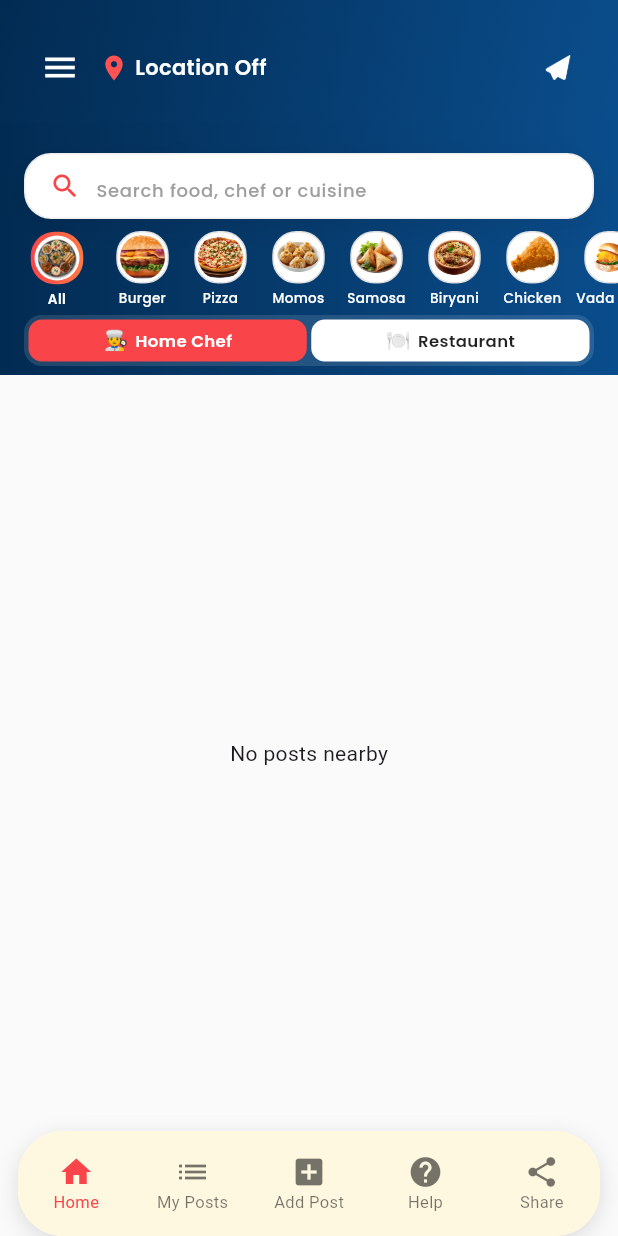
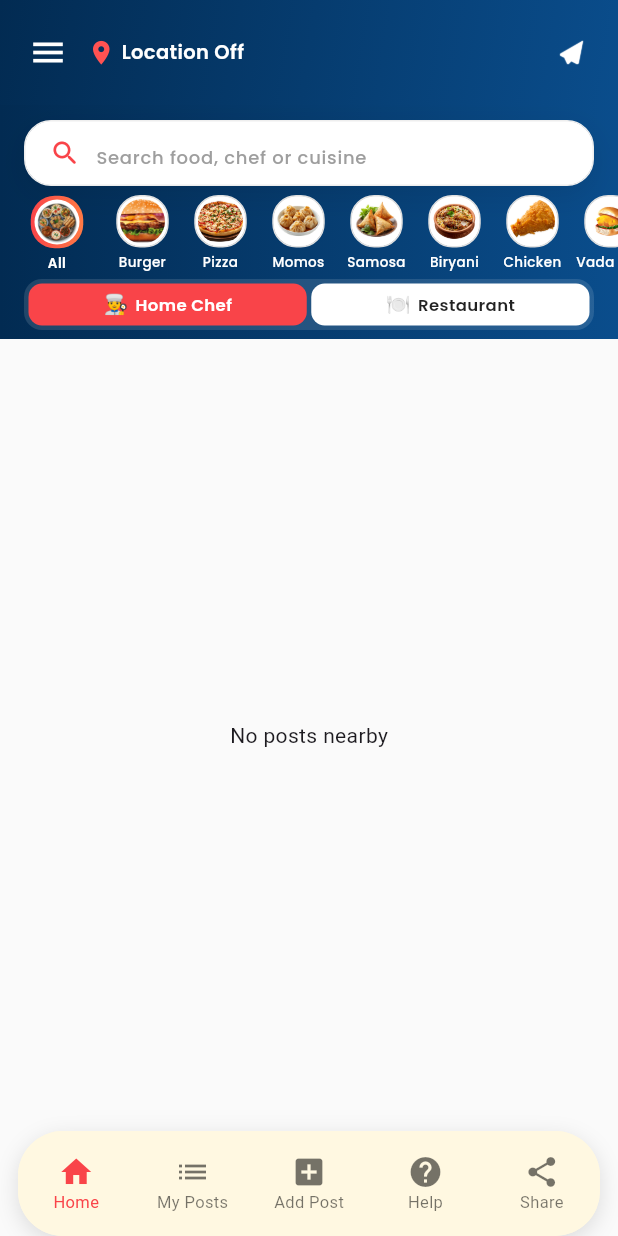
Before and after one commit to vickybaba424242-a11y/nearby_hungry_flutter, a Flutter app: the screen it shows once a user with an empty profile is signed in, on a phone screen of 412 x 824 dp. Run offline on Flutter 3.47's test engine with Material 3 defaults, Android fonts, the phone set to English and light mode, and no system bars; our stand-ins replace carousel_slider, cloud_firestore, cloud_functions, dropdown_button2, firebase_auth, firebase_core and 12 more; missing offline and left inert: flutter_google_places_sdk, geoflutterfire_plus; accounts and stored records are empty.

Commit message:
Prepare Nearby Hungry v1.1.5 NEW

```diff
--- a/lib/screens/home_page.dart
+++ b/lib/screens/home_page.dart
@@ -1432,13 +1432,13 @@
         ),
         appBar: PreferredSize(
           preferredSize: Size.fromHeight(
-            _showAppBar ? 82 : 0,
+            _showAppBar ? 70 : 0,
           ),
           child: AnimatedContainer(
             duration: const Duration(milliseconds: 400),
-            height: _showAppBar ? 82 : 0,
-            decoration: BoxDecoration(
-              gradient: const LinearGradient(
+            height: _showAppBar ? 70 : 0,
+            decoration: const BoxDecoration(
+              gradient: LinearGradient(
                 begin: Alignment.topLeft,
                 end: Alignment.bottomRight,
                 colors: [
@@ -1446,30 +1446,26 @@
                   Color(0xFF0A4D8C),
                 ],
               ),
-              borderRadius: BorderRadius.zero,
-              boxShadow: [],
             ),
             child: _showAppBar
-                ? Padding(
-              padding: EdgeInsets.only(
-                top: MediaQuery.of(context).padding.top + 8,
-              ),
+                ? SafeArea(
+              bottom: false,
               child: Padding(
-                padding:
-                const EdgeInsets.symmetric(horizontal: 16),
+                padding: const EdgeInsets.symmetric(horizontal: 10),
+                child: SizedBox(
+                  height: 56,
                   child: Row(
-                  crossAxisAlignment: CrossAxisAlignment.center,
                     children: [
 
+                      // ================= MENU =================
                       Builder(
-                      builder: (context) => IconButton(
+                        builder: (context) => SizedBox(
+                          width: 44,
+                          height: 44,
+                          child: IconButton(
                             padding: EdgeInsets.zero,
                             splashColor: Colors.transparent,
                             highlightColor: Colors.transparent,
-                        constraints: const BoxConstraints(
-                          minWidth: 40,
-                          minHeight: 40,
-                        ),
                             icon: const Icon(
                               Icons.menu,
                               color: Colors.white,
@@ -1480,19 +1476,21 @@
                             },
                           ),
                         ),
-
-                    const SizedBox(width: 2),
-
+                      ),
+
+                      const SizedBox(width: 4),
+
+                      // ================= LOCATION =================
                       Expanded(
                         child: Row(
-                        mainAxisSize: MainAxisSize.min,
                           children: [
+
                             Icon(
                               Icons.location_on,
                               color: userLat != null
                                   ? Colors.greenAccent
                                   : Colors.redAccent,
-                            size: 20,
+                              size: 19,
                             ),
 
                             const SizedBox(width: 4),
@@ -1506,7 +1504,7 @@
                                 overflow: TextOverflow.ellipsis,
                                 style: GoogleFonts.poppins(
                                   color: Colors.white,
-                                fontSize: 14,
+                                  fontSize: 13,
                                   fontWeight: FontWeight.w600,
                                 ),
                               ),
@@ -1515,25 +1513,30 @@
                         ),
                       ),
 
+                      // ================= RIGHT SIDE =================
                       Row(
                         mainAxisSize: MainAxisSize.min,
                         children: [
 
-                        // ================= MESSAGE ICON =================
-                        Stack(
+                          // ================= MESSAGE =================
+                          SizedBox(
+                            width: 42,
+                            height: 42,
+                            child: Stack(
+                              clipBehavior: Clip.none,
                               alignment: Alignment.center,
                               children: [
 
                                 IconButton(
                                   padding: EdgeInsets.zero,
                                   constraints: const BoxConstraints(
-                                minWidth: 36,
-                                minHeight: 36,
+                                    minWidth: 42,
+                                    minHeight: 42,
                                   ),
                                   icon: Image.asset(
                                     'assets/message.png',
-                                width: 22,
-                                height: 22,
+                                    width: 21,
+                                    height: 21,
                                     color: Colors.white,
                                   ),
                                   onPressed: () {
@@ -1548,22 +1551,29 @@
 
                                 if (unreadChats > 0)
                                   Positioned(
-                                right: 0,
-                                top: 0,
+                                    right: -1,
+                                    top: -1,
                                     child: Container(
+                                      constraints: const BoxConstraints(
+                                        minWidth: 17,
+                                        minHeight: 17,
+                                      ),
                                       padding: const EdgeInsets.symmetric(
-                                    horizontal: 6,
-                                    vertical: 3,
+                                        horizontal: 4,
+                                        vertical: 1,
                                       ),
                                       decoration: const BoxDecoration(
                                         color: Colors.red,
                                         shape: BoxShape.circle,
                                       ),
+                                      alignment: Alignment.center,
                                       child: Text(
-                                    unreadChats.toString(),
+                                        unreadChats > 9
+                                            ? '9+'
+                                            : unreadChats.toString(),
                                         style: const TextStyle(
                                           color: Colors.white,
-                                      fontSize: 11,
+                                          fontSize: 9,
                                           fontWeight: FontWeight.bold,
                                         ),
                                       ),
@@ -1571,16 +1581,18 @@
                                   ),
                               ],
                             ),
-
-                        // ================= POST VISIBILITY =================
-                        // ================= POST VISIBILITY =================
+                          ),
+
+                          // ================= VISIBILITY =================
                           if (_hasPosts) ...[
-                          const SizedBox(width: 4),
+                            const SizedBox(width: 2),
 
                             Tooltip(
                               message: _hideMyPosts
                                   ? "Your posts are inactive"
                                   : "Your posts are active",
+                              child: SizedBox(
+                                height: 42,
                                 child: Row(
                                   mainAxisSize: MainAxisSize.min,
                                   children: [
@@ -1592,41 +1604,35 @@
                                       color: _hideMyPosts
                                           ? Colors.black
                                           : const Color(0xFFF94449),
-                                  size: 20,
-                                ),
-
-                                const SizedBox(width: 2),
+                                      size: 19,
+                                    ),
 
                                     Transform.scale(
-                                  scale: 0.65,
+                                      scale: 0.60,
                                       child: Switch(
-                                    // IMPORTANT:
-                                    // Switch ON  = posts ACTIVE
-                                    // Switch OFF = posts INACTIVE
                                         value: !_hideMyPosts,
 
-                                    activeColor: const Color(0xFFF94449),
+                                        activeColor:
+                                        const Color(0xFFF94449),
                                         activeTrackColor: Colors.white,
 
                                         inactiveThumbColor: Colors.black,
-                                    inactiveTrackColor: Colors.black26,
+                                        inactiveTrackColor:
+                                        Colors.black26,
 
                                         onChanged: (isActive) async {
-
-                                      final user = _auth.currentUser;
+                                          final user =
+                                              _auth.currentUser;
 
                                           if (user == null) return;
 
-                                      // Convert UI state to database state
                                           final hidePosts = !isActive;
 
-                                      // Optimistic UI update
                                           setState(() {
                                             _hideMyPosts = hidePosts;
                                           });
 
                                           try {
-
                                             await _firestore
                                                 .collection('users')
                                                 .doc(user.uid)
@@ -1639,9 +1645,13 @@
 
                                             if (!mounted) return;
 
-                                        ScaffoldMessenger.of(context).showSnackBar(
+                                            ScaffoldMessenger.of(context)
+                                                .showSnackBar(
                                               SnackBar(
-                                            duration: const Duration(seconds: 2),
+                                                duration:
+                                                const Duration(
+                                                  seconds: 2,
+                                                ),
                                                 content: Text(
                                                   isActive
                                                       ? "Your posts are now active"
@@ -1649,21 +1659,19 @@
                                                 ),
                                               ),
                                             );
-
                                           } catch (e) {
-
                                             debugPrint(
                                               "❌ Error updating post visibility: $e",
                                             );
 
                                             if (!mounted) return;
 
-                                        // Revert UI if Firestore update fails
                                             setState(() {
                                               _hideMyPosts = !hidePosts;
                                             });
 
-                                        ScaffoldMessenger.of(context).showSnackBar(
+                                            ScaffoldMessenger.of(context)
+                                                .showSnackBar(
                                               const SnackBar(
                                                 content: Text(
                                                   "Unable to update post visibility",
@@ -1677,10 +1685,12 @@
                                   ],
                                 ),
                               ),
-                        ],
-                      ],
-                    ),
-                  ],
+                            ),
+                          ],
+                        ],
+                      ),
+                    ],
+                  ),
                 ),
               ),
             )
@@ -1701,11 +1711,11 @@
                 child: Column(
                   children: [
 
-                    const SizedBox(height: 14),
+                    const SizedBox(height: 8),
 
                     // Search Bar
                     Container(
-                      margin: const EdgeInsets.fromLTRB(16, 6, 16, 8),
+                      margin: const EdgeInsets.fromLTRB(16, 2, 16, 6),
                       height: 44,
                       decoration: BoxDecoration(
                         color: Colors.white,
```
Lines whose indentation alone changed are shown as unchanged.
